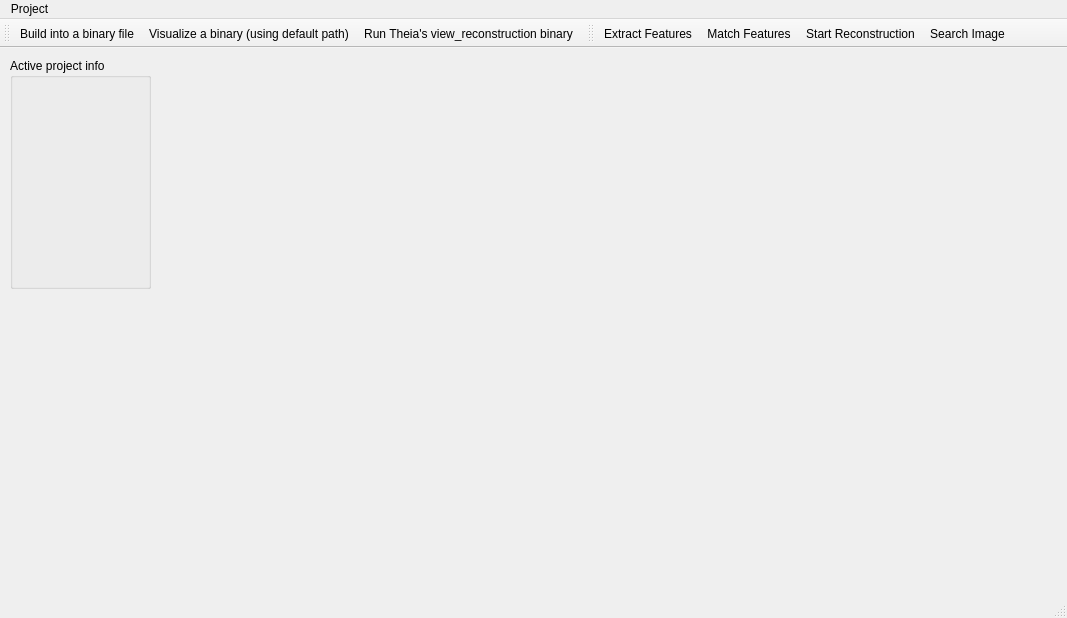
Before: the Qt Designer form ui/mainwindow.ui in lybros/appa, drawn with Qt 5.
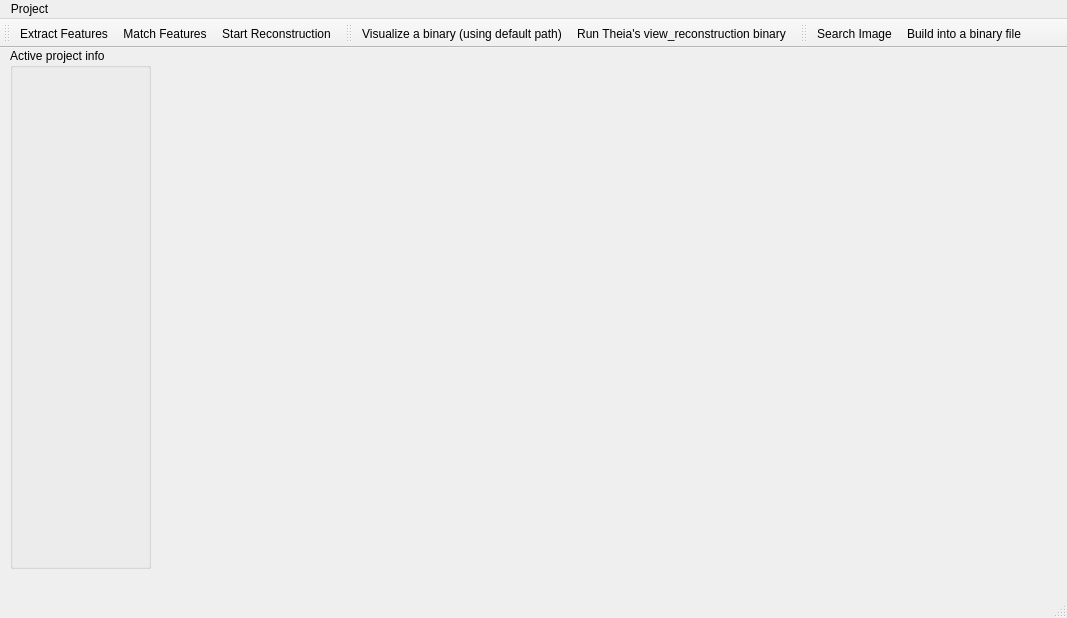
After: the same form once the commit is applied. Icons and pictures are not drawn.

What changed in the file:
```diff
--- a/ui/mainwindow.ui
+++ b/ui/mainwindow.ui
@@ -18,9 +18,9 @@
     <property name="geometry">
      <rect>
       <x>10</x>
-      <y>10</y>
+      <y>0</y>
       <width>141</width>
-      <height>231</height>
+      <height>521</height>
      </rect>
     </property>
     <property name="title">
@@ -57,21 +57,12 @@
    </widget>
    <addaction name="project_menu"/>
   </widget>
-  <widget class="QToolBar" name="mainToolBar">
-   <attribute name="toolBarArea">
-    <enum>TopToolBarArea</enum>
-   </attribute>
-   <attribute name="toolBarBreak">
-    <bool>false</bool>
-   </attribute>
-   <addaction name="actionBuildToBinary"/>
-   <addaction name="actionVisualizeBinary"/>
-   <addaction name="actionRunExampleReconstruction"/>
-  </widget>
-  <widget class="QStatusBar" name="statusBar"/>
-  <widget class="QToolBar" name="toolBar">
-   <property name="windowTitle">
-    <string>toolBar</string>
+  <widget class="QToolBar" name="featuresToolBar">
+   <property name="sizePolicy">
+    <sizepolicy hsizetype="Preferred" vsizetype="Fixed">
+     <horstretch>0</horstretch>
+     <verstretch>0</verstretch>
+    </sizepolicy>
    </property>
    <attribute name="toolBarArea">
     <enum>TopToolBarArea</enum>
@@ -82,7 +73,45 @@
    <addaction name="actionExtract_Features"/>
    <addaction name="actionMatch_Features"/>
    <addaction name="actionStart_Reconstruction"/>
+  </widget>
+  <widget class="QStatusBar" name="statusBar"/>
+  <widget class="QToolBar" name="visualizationToolBar">
+   <property name="sizePolicy">
+    <sizepolicy hsizetype="Preferred" vsizetype="Fixed">
+     <horstretch>0</horstretch>
+     <verstretch>0</verstretch>
+    </sizepolicy>
+   </property>
+   <property name="windowTitle">
+    <string>toolBar</string>
+   </property>
+   <attribute name="toolBarArea">
+    <enum>TopToolBarArea</enum>
+   </attribute>
+   <attribute name="toolBarBreak">
+    <bool>false</bool>
+   </attribute>
+   <addaction name="actionVisualizeBinary"/>
+   <addaction name="actionRunExampleReconstruction"/>
+  </widget>
+  <widget class="QToolBar" name="mainToolBar">
+   <property name="sizePolicy">
+    <sizepolicy hsizetype="Preferred" vsizetype="Fixed">
+     <horstretch>0</horstretch>
+     <verstretch>0</verstretch>
+    </sizepolicy>
+   </property>
+   <property name="windowTitle">
+    <string>toolBar_2</string>
+   </property>
+   <attribute name="toolBarArea">
+    <enum>TopToolBarArea</enum>
+   </attribute>
+   <attribute name="toolBarBreak">
+    <bool>false</bool>
+   </attribute>
    <addaction name="actionSearch_Image"/>
+   <addaction name="actionBuildToBinary"/>
   </widget>
   <action name="actionNewProject">
    <property name="text">
```
Left out of the diff: 16 changed lines with no effect on the pictures.
